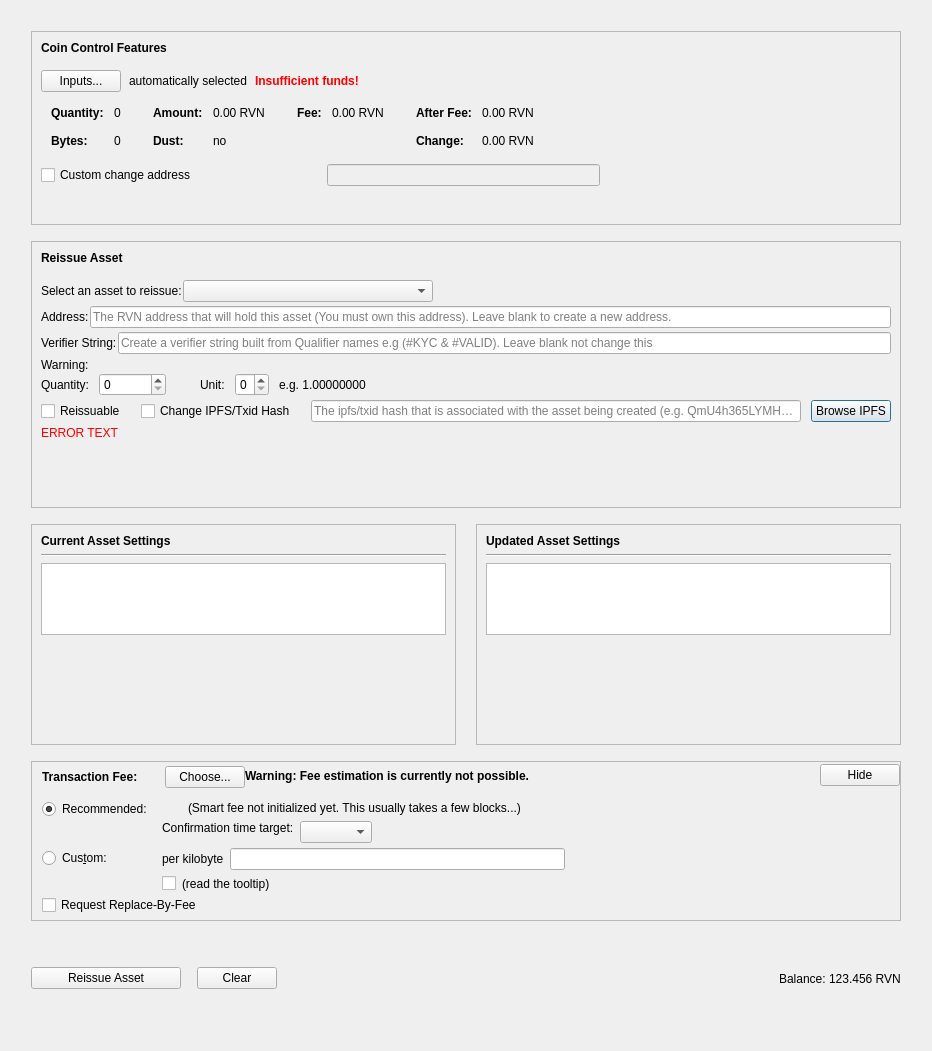
First picture: the form in src/qt/forms/reissueassetdialog.ui, repository NiftyRaven/x-coin, before the edit.
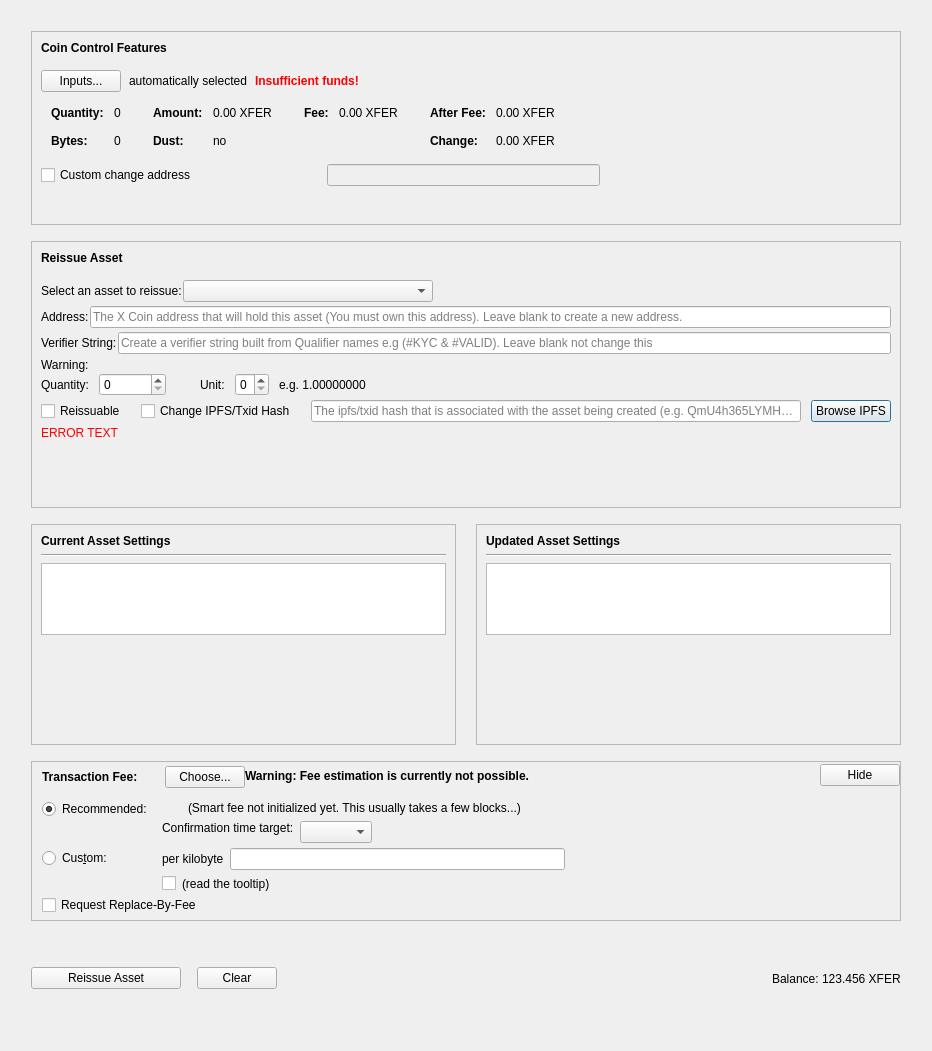
Second picture: the form after the edit. Custom widgets are drawn as their Qt base class.

Commit message:
Ship X Coin 1.0 desktop GUI and 32-char handle roots
xcoin-qt is the 1.0 wallet: black/white X theme, lottery on Overview,
product version 1.0.0. Root asset names max 32 so a 26-character X
handle maps 1:1 with no truncation. Linux GUI tarball under dist/.

Diff of the .ui file:
```diff
--- a/src/qt/forms/reissueassetdialog.ui
+++ b/src/qt/forms/reissueassetdialog.ui
@@ -338,7 +338,7 @@
                     <enum>Qt::ActionsContextMenu</enum>
                    </property>
                    <property name="text">
-                    <string notr="true">0.00 RVN</string>
+                    <string notr="true">0.00 XFER</string>
                    </property>
                    <property name="textInteractionFlags">
                     <set>Qt::LinksAccessibleByMouse|Qt::TextSelectableByKeyboard|Qt::TextSelectableByMouse</set>
@@ -418,7 +418,7 @@
                     <enum>Qt::ActionsContextMenu</enum>
                    </property>
                    <property name="text">
-                    <string notr="true">0.00 RVN</string>
+                    <string notr="true">0.00 XFER</string>
                    </property>
                    <property name="textInteractionFlags">
                     <set>Qt::LinksAccessibleByMouse|Qt::TextSelectableByKeyboard|Qt::TextSelectableByMouse</set>
@@ -469,7 +469,7 @@
                     <enum>Qt::ActionsContextMenu</enum>
                    </property>
                    <property name="text">
-                    <string notr="true">0.00 RVN</string>
+                    <string notr="true">0.00 XFER</string>
                    </property>
                    <property name="textInteractionFlags">
                     <set>Qt::LinksAccessibleByMouse|Qt::TextSelectableByKeyboard|Qt::TextSelectableByMouse</set>
@@ -498,7 +498,7 @@
                     <enum>Qt::ActionsContextMenu</enum>
                    </property>
                    <property name="text">
-                    <string notr="true">0.00 RVN</string>
+                    <string notr="true">0.00 XFER</string>
                    </property>
                    <property name="textInteractionFlags">
                     <set>Qt::LinksAccessibleByMouse|Qt::TextSelectableByKeyboard|Qt::TextSelectableByMouse</set>
@@ -750,7 +750,7 @@
                <string/>
               </property>
               <property name="placeholderText">
-               <string>The RVN address that will hold this asset (You must own this address). Leave blank to create a new address.</string>
+               <string>The X Coin address that will hold this asset (You must own this address). Leave blank to create a new address.</string>
               </property>
              </widget>
             </item>
@@ -1714,7 +1714,7 @@
          <item>
           <widget class="QLabel" name="labelBalance">
            <property name="text">
-            <string>123.456 RVN</string>
+            <string>123.456 XFER</string>
            </property>
           </widget>
          </item>
```
The commit also changes 76 other files.
